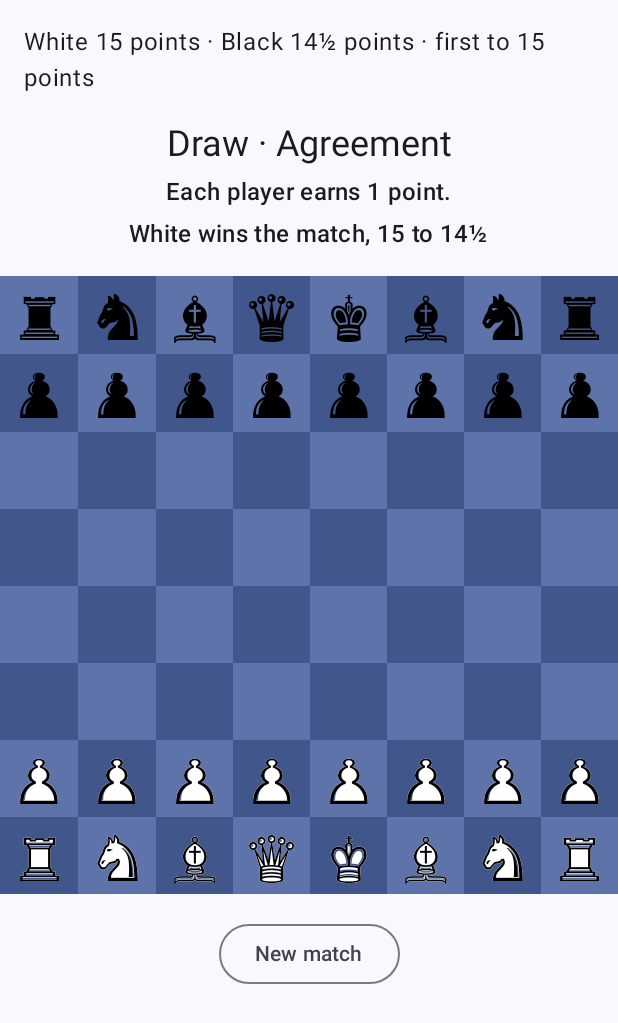
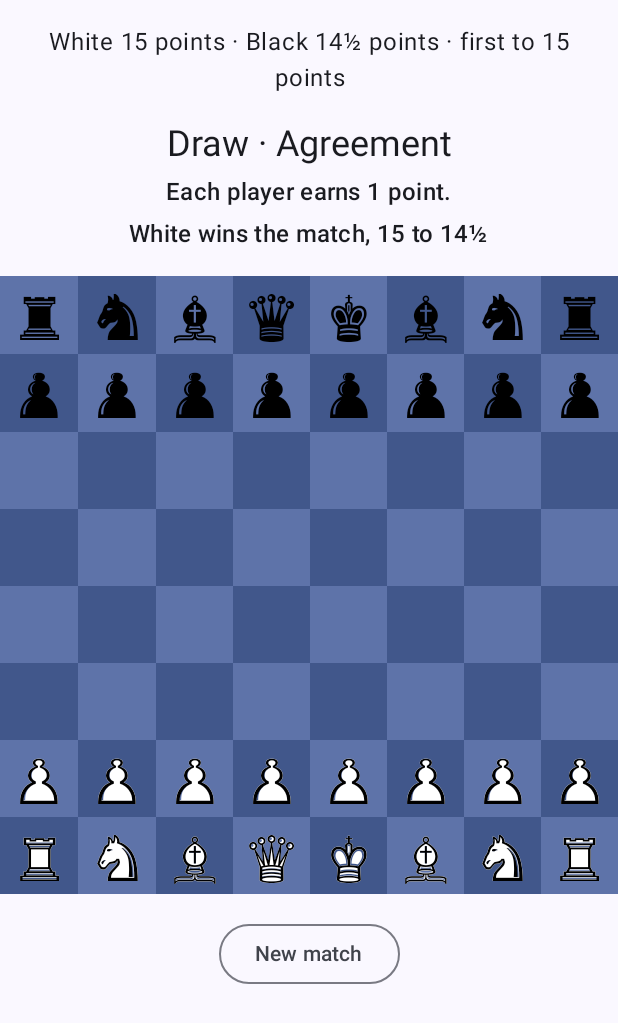
Before and after one commit to ajmccall/cute, an Android app built with Jetpack Compose: the @Preview function MatchOverBoardScreenPreview, on a phone screen of 412 x 824 dp. Shown: the top 1023 px of the screen. Run offline under Robolectric (Android 15) with nearby library versions, the phone set to English and light mode, and no system bars; libraries missing offline, so code that uses them is left out: androidx.hilt.lifecycle.

```diff
--- a/android/app/src/main/kotlin/md/alasdair/cute/localgame/BoardScreen.kt
+++ b/android/app/src/main/kotlin/md/alasdair/cute/localgame/BoardScreen.kt
@@ -29,6 +29,7 @@ import androidx.compose.ui.semantics.contentDescription
 import androidx.compose.ui.semantics.heading
 import androidx.compose.ui.semantics.liveRegion
 import androidx.compose.ui.semantics.semantics
+import androidx.compose.ui.text.style.TextAlign
 import androidx.compose.ui.tooling.preview.Preview
 import androidx.compose.ui.unit.dp
 import androidx.hilt.lifecycle.viewmodel.compose.hiltViewModel
@@ -250,6 +251,7 @@ private fun MatchScoreLine(score: MatchScore) {
     Text(
         stringResource(R.string.match_score, white.shown, black.shown, target),
         style = MaterialTheme.typography.bodyLarge,
+        textAlign = TextAlign.Center,
         modifier = Modifier
             .padding(horizontal = 16.dp)
             .testTag("score")
@@ -272,7 +274,7 @@ private fun pointsTotal(halves: Int): Spoken {
         )
         else -> Spoken(
             stringResource(R.string.points_and_half, whole),
-            stringResource(R.string.points_and_half_spoken, whole)
+            pluralStringResource(R.plurals.points_and_half_spoken, whole, whole)
         )
     }
 }
@@ -289,7 +291,7 @@ private fun total(halves: Int): Spoken {
         )
         else -> Spoken(
             stringResource(R.string.total_and_half, whole),
-            stringResource(R.string.total_and_half_spoken, whole)
+            pluralStringResource(R.plurals.total_and_half_spoken, whole, whole)
         )
     }
 }
--- a/android/app/src/main/res/values/strings.xml
+++ b/android/app/src/main/res/values/strings.xml
@@ -68,9 +68,15 @@
 
     <!-- Match totals: whole points use the points plural; a half is shown as ½. -->
     <string name="points_and_half">%1$d½ points</string>
-    <string name="points_and_half_spoken">%1$d and a half points</string>
+    <plurals name="points_and_half_spoken">
+        <item quantity="one">%1$d and a half points</item>
+        <item quantity="other">%1$d and a half points</item>
+    </plurals>
     <string name="total_and_half">%1$d½</string>
-    <string name="total_and_half_spoken">%1$d and a half</string>
+    <plurals name="total_and_half_spoken">
+        <item quantity="one">%1$d and a half</item>
+        <item quantity="other">%1$d and a half</item>
+    </plurals>
     <string name="total_half">½</string>
     <string name="total_half_spoken">a half</string>
     <string name="match_score">White %1$s · Black %2$s · first to %3$s</string>
```
